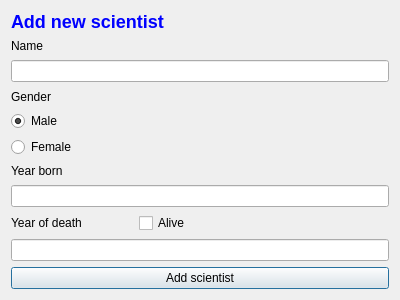
Qt form GUI/ui/addscientistdialog.ui (atlie15/GraphicalUI) before a commit.
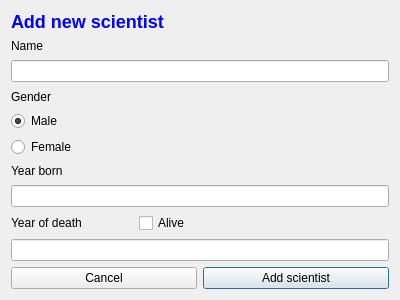
The same form after that commit. Icons and pictures are not drawn.

The edit to the form file:
```diff
--- a/GUI/ui/addscientistdialog.ui
+++ b/GUI/ui/addscientistdialog.ui
@@ -123,6 +123,22 @@
     </widget>
    </item>
    <item>
+    <layout class="QHBoxLayout" name="horizontalLayout_4">
+     <item>
+      <widget class="QPushButton" name="pushButton_return_to_main_menu">
+       <property name="focusPolicy">
+        <enum>Qt::NoFocus</enum>
+       </property>
+       <property name="text">
+        <string>Cancel</string>
+       </property>
+       <property name="icon">
+        <iconset resource="../icons.qrc">
+         <normaloff>:/icons/icons/Remove.png</normaloff>:/icons/icons/Remove.png</iconset>
+       </property>
+      </widget>
+     </item>
+     <item>
     <widget class="QPushButton" name="Button_add_scientist">
      <property name="text">
       <string>Add scientist</string>
@@ -131,7 +147,12 @@
       <iconset resource="../icons.qrc">
        <normaloff>:/icons/icons/check.png</normaloff>:/icons/icons/check.png</iconset>
      </property>
-    </widget>
+       <property name="default">
+        <bool>false</bool>
+       </property>
+      </widget>
+     </item>
+    </layout>
    </item>
   </layout>
  </widget>
```
Lines whose indentation alone changed are shown as unchanged.
